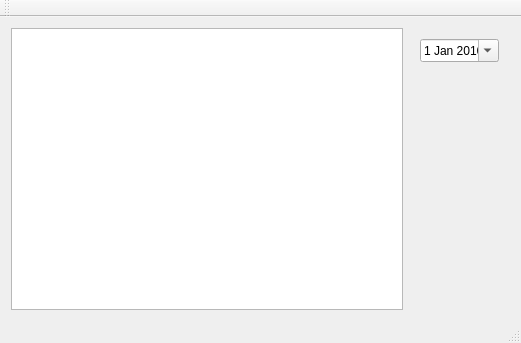
First picture: the form in mainwindow.ui, repository dedkovd/SalaryCalc, before the edit.
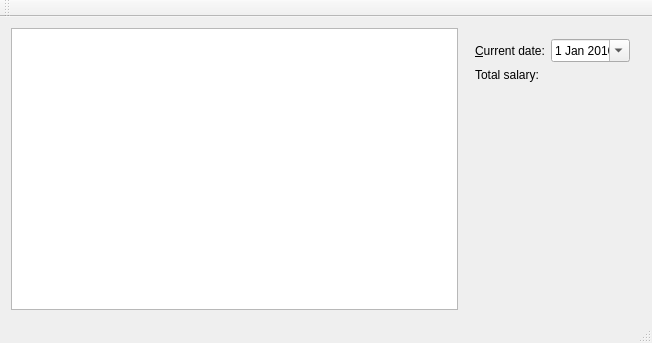
Second picture: the form after the edit.

```diff
--- a/mainwindow.ui
+++ b/mainwindow.ui
@@ -6,7 +6,7 @@
    <rect>
     <x>0</x>
     <y>0</y>
-    <width>521</width>
+    <width>652</width>
     <height>343</height>
    </rect>
   </property>
@@ -20,9 +20,32 @@
     </item>
     <item row="0" column="1">
      <widget class="QWidget" name="widget" native="true">
-      <layout class="QVBoxLayout" name="verticalLayout">
-       <item>
-        <widget class="QDateEdit" name="dateEdit">
+      <layout class="QGridLayout" name="gridLayout_2">
+       <item row="2" column="1">
+        <spacer name="verticalSpacer">
+         <property name="orientation">
+          <enum>Qt::Vertical</enum>
+         </property>
+         <property name="sizeHint" stdset="0">
+          <size>
+           <width>20</width>
+           <height>215</height>
+          </size>
+         </property>
+        </spacer>
+       </item>
+       <item row="0" column="0">
+        <widget class="QLabel" name="lblCurrentDate">
+         <property name="text">
+          <string>&amp;Current date:</string>
+         </property>
+         <property name="buddy">
+          <cstring>deCurrentDate</cstring>
+         </property>
+        </widget>
+       </item>
+       <item row="0" column="1">
+        <widget class="QDateEdit" name="deCurrentDate">
          <property name="buttonSymbols">
           <enum>QAbstractSpinBox::NoButtons</enum>
          </property>
@@ -38,18 +61,19 @@
          </property>
         </widget>
        </item>
-       <item>
-        <spacer name="verticalSpacer">
-         <property name="orientation">
-          <enum>Qt::Vertical</enum>
+       <item row="1" column="0">
+        <widget class="QLabel" name="lblTotalSalary">
+         <property name="text">
+          <string>Total salary:</string>
          </property>
-         <property name="sizeHint" stdset="0">
-          <size>
-           <width>20</width>
-           <height>215</height>
-          </size>
+        </widget>
+       </item>
+       <item row="1" column="1">
+        <widget class="QLabel" name="lblTotalSalaryValue">
+         <property name="text">
+          <string/>
          </property>
-        </spacer>
+        </widget>
        </item>
       </layout>
      </widget>
```
Left out of the diff: 2 changed lines with no effect on the pictures.
